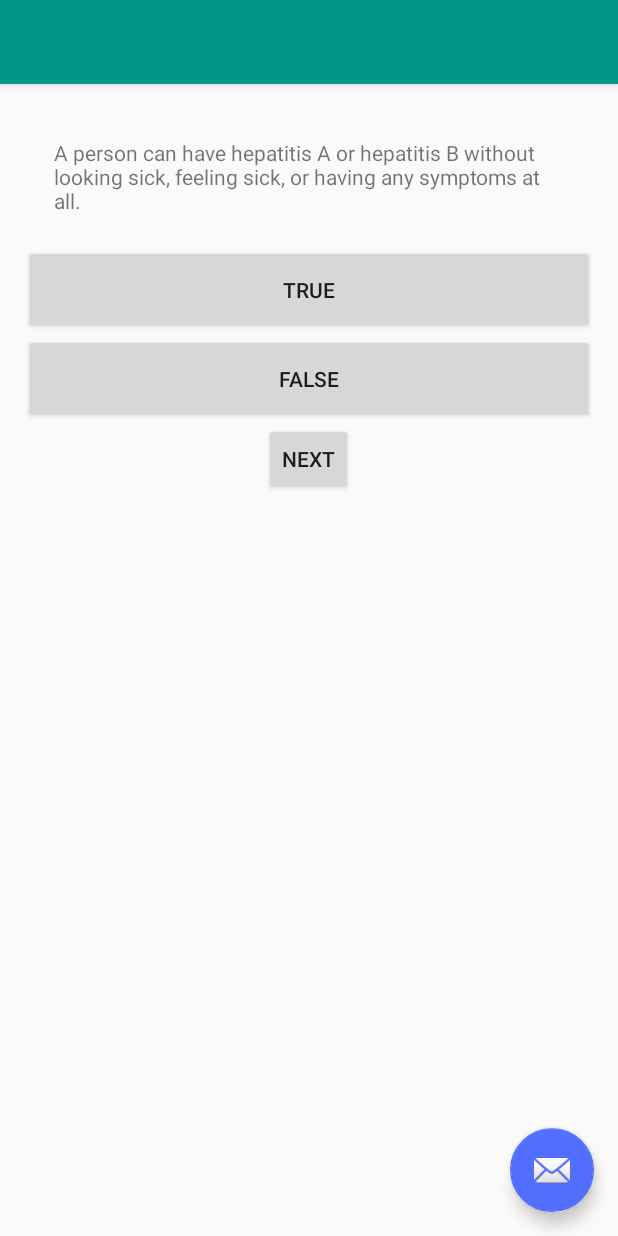
After one commit to Umang31/SmartHealth, an Android app: the DiseaseQuiz screen opened directly, with no data from a screen before it, on a phone screen of 412 x 824 dp. The commit adds this screen. Run offline under Robolectric (Android 15) with nearby library versions, the phone set to English and light mode, and no system bars.

Commit message:
Added Disease Quiz

```diff
--- a/app/src/main/AndroidManifest.xml
+++ b/app/src/main/AndroidManifest.xml
@@ -35,7 +35,11 @@
         <activity
             android:name=".ShowVideoCategoryActivity"
             android:label="@string/title_activity_show_video_category"
-            android:theme="@style/AppTheme.NoActionBar"/>
+            android:theme="@style/AppTheme.NoActionBar" />
+        <activity
+            android:name=".DiseaseQuiz"
+            android:label="@string/title_activity_disease_quiz"
+            android:theme="@style/AppTheme.NoActionBar"></activity>
     </application>
 
 </manifest>
--- /dev/null
+++ b/app/src/main/java/com/example/umangpatel/smarthealth/DiseaseQuiz.java
@@ -0,0 +1,101 @@
+package com.example.umangpatel.smarthealth;
+
+import android.os.Bundle;
+import android.support.design.widget.FloatingActionButton;
+import android.support.design.widget.Snackbar;
+import android.support.v7.app.AppCompatActivity;
+import android.support.v7.widget.Toolbar;
+import android.view.View;
+import android.widget.Button;
+import android.widget.TextView;
+import android.widget.Toast;
+
+public class DiseaseQuiz extends AppCompatActivity {
+
+    public Button mTrueBtn;
+    public Button mFalseBtn;
+    public Button mNextbtn;
+    private TextView mQueTxtView;
+    private static final String KEY_INDEX="index";
+
+    //Question(int , boolean)
+    private Question[] mQueBank=new Question[]{
+            new Question(R.string.question_1,true),
+            new Question(R.string.question_6,false),
+            new Question(R.string.question_2,true),
+            new Question(R.string.question_7,false),
+            new Question(R.string.question_3,true),
+            new Question(R.string.question_4,true),
+            new Question(R.string.question_8,false),
+            new Question(R.string.question_5,true)
+    };
+
+    private int mIndex=0;
+
+    private void updateQue(){
+        int que=mQueBank[mIndex].getTextResId();
+        mQueTxtView.setText(que);
+    }
+
+    private void checkAns(boolean userPressed){
+
+        boolean Ans =mQueBank[mIndex].isAnsTrue();
+        int msgResId=0;
+
+        if(userPressed== Ans){
+            msgResId=R.string.correct_toast;
+        }else {
+            msgResId=R.string.incorrect_toast;
+        }
+        Toast.makeText(this, msgResId,Toast.LENGTH_SHORT).show();
+
+    }
+
+    @Override
+    protected void onCreate(Bundle savedInstanceState) {
+        super.onCreate(savedInstanceState);
+        setContentView(R.layout.activity_disease_quiz);
+
+        //setting Question
+        mQueTxtView =(TextView) findViewById(R.id.question_textView);
+
+        //Button Listener
+        mTrueBtn=(Button) findViewById(R.id.true_btn);
+        mTrueBtn.setOnClickListener(new View.OnClickListener()
+                                    {
+                                        public void onClick(View v){
+                                            checkAns(true);
+                                        }
+                                    }
+        );
+        mFalseBtn=(Button) findViewById(R.id.false_btn);
+        mFalseBtn.setOnClickListener(new View.OnClickListener()
+        {
+            public void onClick(View v){
+                checkAns(false);
+            }
+        });
+
+        mNextbtn=(Button) findViewById(R.id.next_btn);
+        mNextbtn.setOnClickListener(new View.OnClickListener(){
+            @Override
+            public void onClick(View v) {
+                mIndex=(mIndex+1)%mQueBank.length;
+                updateQue();
+            }
+        });
+        if(savedInstanceState != null){
+            mIndex= savedInstanceState.getInt(KEY_INDEX,0);
+
+        }
+        updateQue();
+    }
+
+    @Override
+    protected void onSaveInstanceState(Bundle outState) {
+        super.onSaveInstanceState(outState);
+        outState.putInt(KEY_INDEX,mIndex);
+        Toast.makeText(this, "inside Save instance state",Toast.LENGTH_SHORT).show();
+
+    }
+}
--- /dev/null
+++ b/app/src/main/java/com/example/umangpatel/smarthealth/Question.java
@@ -0,0 +1,30 @@
+package com.example.umangpatel.smarthealth;
+
+/**
+ * Created by UmangPatel on 4/12/16.
+ */
+public class Question {
+    private int mTextResId;
+    private boolean mAnsTrue;
+
+    public int getTextResId() {
+        return mTextResId;
+    }
+
+    public void setTextResId(int textResId) {
+        mTextResId = textResId;
+    }
+
+    public boolean isAnsTrue() {
+        return mAnsTrue;
+    }
+
+    public void setAnsTrue(boolean ansTrue) {
+        mAnsTrue = ansTrue;
+    }
+
+    Question(int textResId,boolean ansTrue){
+        mTextResId=textResId;
+        mAnsTrue=ansTrue;
+    }
+}
--- a/app/src/main/java/com/example/umangpatel/smarthealth/TopLevelActivity.java
+++ b/app/src/main/java/com/example/umangpatel/smarthealth/TopLevelActivity.java
@@ -27,6 +27,11 @@ public class TopLevelActivity extends Activity{
         startActivity(intent);
     }
 
+    public void diseaseQuiz(View view){
+        Intent intent = new Intent(TopLevelActivity.this, DiseaseQuiz.class);
+        startActivity(intent);
+    }
+
     public void emailDoctor(View view){
         Intent intent = new Intent(Intent.ACTION_SENDTO);
         intent.setData(Uri.parse("mailto:"));
--- /dev/null
+++ b/app/src/main/res/layout/activity_disease_quiz.xml
@@ -0,0 +1,34 @@
+<?xml version="1.0" encoding="utf-8"?>
+<android.support.design.widget.CoordinatorLayout xmlns:android="http://schemas.android.com/apk/res/android"
+    xmlns:app="http://schemas.android.com/apk/res-auto"
+    xmlns:tools="http://schemas.android.com/tools"
+    android:layout_width="match_parent"
+    android:layout_height="match_parent"
+    android:fitsSystemWindows="true"
+    tools:context="com.example.umangpatel.smarthealth.DiseaseQuiz">
+
+    <android.support.design.widget.AppBarLayout
+        android:layout_width="match_parent"
+        android:layout_height="wrap_content"
+        android:theme="@style/AppTheme.AppBarOverlay">
+
+        <android.support.v7.widget.Toolbar
+            android:id="@+id/toolbar"
+            android:layout_width="match_parent"
+            android:layout_height="?attr/actionBarSize"
+            android:background="?attr/colorPrimary"
+            app:popupTheme="@style/AppTheme.PopupOverlay" />
+
+    </android.support.design.widget.AppBarLayout>
+
+    <include layout="@layout/content_disease_quiz" />
+
+    <android.support.design.widget.FloatingActionButton
+        android:id="@+id/fab"
+        android:layout_width="wrap_content"
+        android:layout_height="wrap_content"
+        android:layout_gravity="bottom|end"
+        android:layout_margin="@dimen/fab_margin"
+        android:src="@android:drawable/ic_dialog_email" />
+
+</android.support.design.widget.CoordinatorLayout>
--- /dev/null
+++ b/app/src/main/res/layout/content_disease_quiz.xml
@@ -0,0 +1,46 @@
+<?xml version="1.0" encoding="utf-8"?>
+<LinearLayout xmlns:android="http://schemas.android.com/apk/res/android"
+    xmlns:app="http://schemas.android.com/apk/res-auto"
+    xmlns:tools="http://schemas.android.com/tools"
+    android:layout_width="match_parent"
+    android:layout_height="match_parent"
+    android:orientation="vertical"
+    android:paddingBottom="16dp"
+    android:paddingLeft="16dp"
+    android:paddingRight="16dp"
+    android:paddingTop="16dp"
+    app:layout_behavior="@string/appbar_scrolling_view_behavior"
+    tools:context="com.example.umangpatel.smarthealth.DiseaseQuiz"
+    tools:showIn="@layout/activity_disease_quiz">
+
+    <TextView
+        android:id="@+id/question_textView"
+        android:layout_width="wrap_content"
+        android:layout_height="wrap_content"
+        android:layout_gravity="center"
+        android:padding="20dp" />
+
+    <Button
+        android:id="@+id/true_btn"
+        android:layout_width="match_parent"
+        android:layout_height="wrap_content"
+        android:padding="20dp"
+        android:text="@string/tru"/>
+
+    <Button
+        android:id="@+id/false_btn"
+        android:layout_width="match_parent"
+        android:layout_height="wrap_content"
+        android:padding="20dp"
+        android:text="@string/fal"/>
+
+
+    <Button
+        style="?android:attr/buttonStyleSmall"
+        android:layout_width="wrap_content"
+        android:layout_height="wrap_content"
+        android:text="@string/next"
+        android:id="@+id/next_btn"
+        android:layout_gravity="center_horizontal" />
+
+</LinearLayout>
--- a/app/src/main/res/layout/content_top_level.xml
+++ b/app/src/main/res/layout/content_top_level.xml
@@ -46,6 +46,7 @@
         android:layout_height="wrap_content"
         android:layout_weight="0.15"
         android:text="@string/disease_quiz"
+        android:onClick="diseaseQuiz"
         android:textAlignment="center"
         android:textAllCaps="true" />
 
--- a/app/src/main/res/values/strings.xml
+++ b/app/src/main/res/values/strings.xml
@@ -9,7 +9,20 @@
     <string name="what_to_do_in_case_of">What to do in case of</string>
     <string name="title_activity_browse_disease_category">BrowseDiseaseCategoryActivity</string>
     <string name="title_activity_disease">DiseaseActivity</string>
-    <string name="title_activity_search_by_symptoms_category">SearchBySymptomsCategoryActivity
-    </string>
+    <string name="title_activity_search_by_symptoms_category">SearchBySymptomsCategoryActivity</string>
     <string name="title_activity_show_video_category">ShowVideoCategoryActivity</string>
+    <string name="title_activity_disease_quiz">DiseaseQuiz</string>
+    <string name="tru">True</string>
+    <string name="fal">False</string>
+    <string name="next">Next</string>
+    <string name="correct_toast">Correct</string>
+    <string name="incorrect_toast">Incorrect</string>
+    <string name="question_1">A person can have hepatitis A or hepatitis B without looking sick, feeling sick, or having any symptoms at all.</string>
+    <string name="question_2">People who become infected with hepatitis B can be infected for life.</string>
+    <string name="question_3">When traveling to some other countries, you may be at risk of contracting hepatitis A, even if you stay in luxury accommodations.</string>
+    <string name="question_4">According to the Centers for Disease Control and Prevention (CDC), people with diabetes have higher rates of hepatitis B than those without diabetes.</string>
+    <string name="question_5">According to the CDC, the best way to help prevent hepatitis A and/or hepatitis B infection is by getting vaccinated.</string>
+    <string name="question_6">Smoking cause no diseases</string>
+    <string name="question_7">Exercise is something that does not prevent diseases</string>
+    <string name="question_8">Antibiotics will probably be prescribed if you have stomach flu</string>
 </resources>
```
